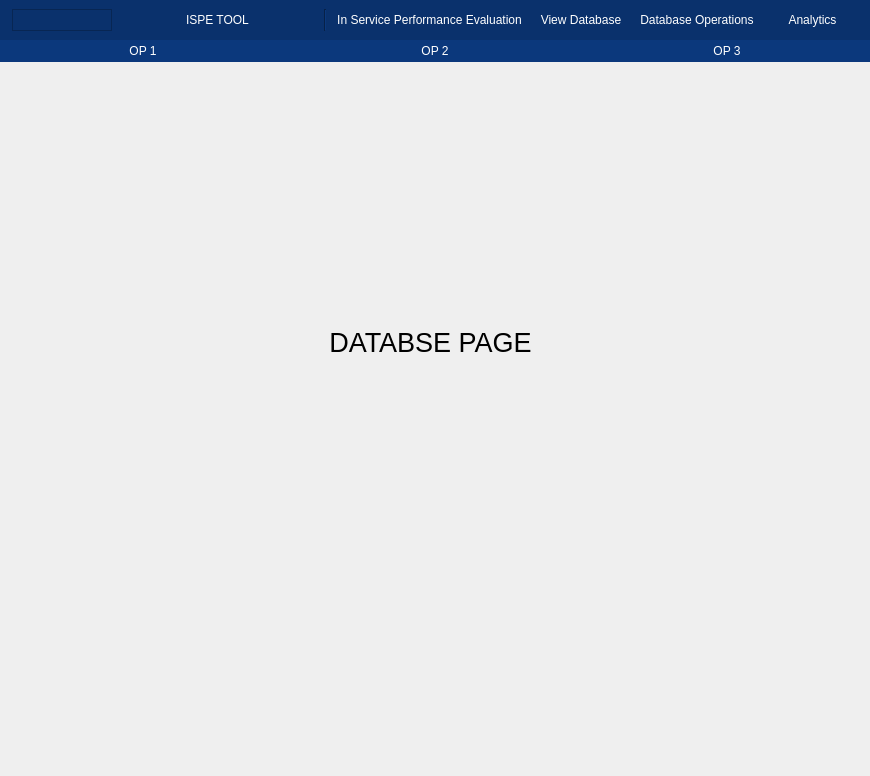
nirupam52/TxDOT-Project, file UI/designer_files/mainWindow.ui: the form before one commit.
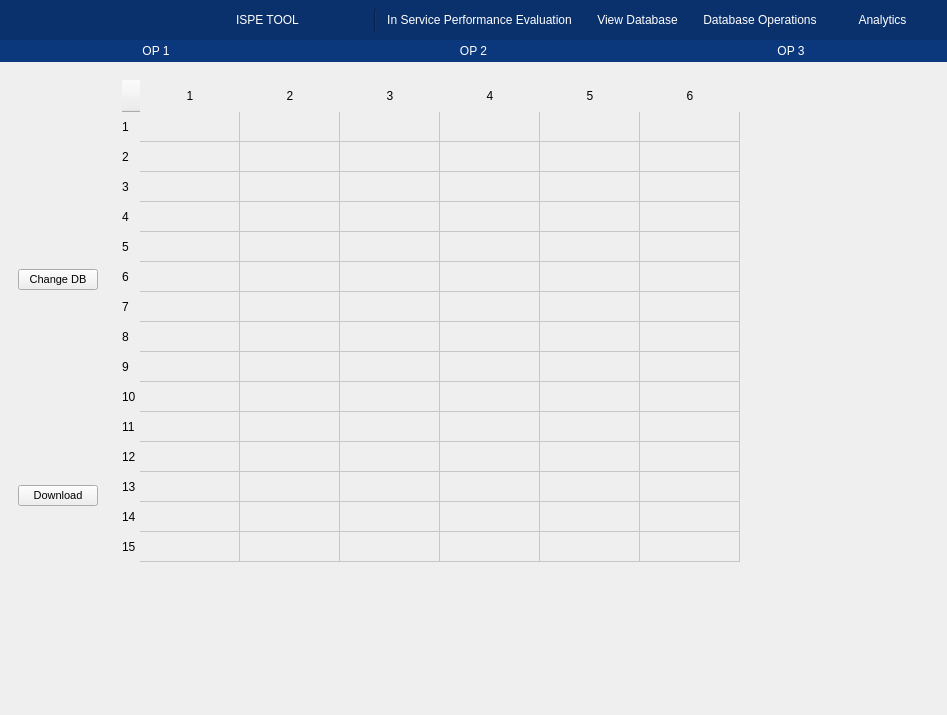
The form after the commit. The open tabs and pages were chosen to show the change. Icons and pictures are not drawn.

Commit message: added table and buttons to view db page

```diff
--- a/UI/designer_files/mainWindow.ui
+++ b/UI/designer_files/mainWindow.ui
@@ -6,8 +6,8 @@
    <rect>
     <x>0</x>
     <y>0</y>
-    <width>870</width>
-    <height>776</height>
+    <width>947</width>
+    <height>715</height>
    </rect>
   </property>
   <property name="windowTitle">
@@ -55,12 +55,12 @@
         <widget class="QFrame" name="logo_frame">
          <property name="maximumSize">
           <size>
-           <width>100</width>
+           <width>150</width>
            <height>16777215</height>
           </size>
          </property>
          <property name="frameShape">
-          <enum>QFrame::StyledPanel</enum>
+          <enum>QFrame::NoFrame</enum>
          </property>
          <property name="frameShadow">
           <enum>QFrame::Raised</enum>
@@ -290,6 +290,12 @@
         <pointsize>20</pointsize>
        </font>
       </property>
+      <property name="styleSheet">
+       <string notr="true">background-color: rgb(239, 239, 239);</string>
+      </property>
+      <property name="frameShape">
+       <enum>QFrame::NoFrame</enum>
+      </property>
       <property name="currentIndex">
        <number>3</number>
       </property>
@@ -317,27 +323,106 @@
        </widget>
       </widget>
       <widget class="QWidget" name="viewDb_page">
-       <widget class="QLabel" name="label_2">
-        <property name="geometry">
-         <rect>
-          <x>290</x>
-          <y>220</y>
-          <width>281</width>
-          <height>121</height>
-         </rect>
-        </property>
-        <property name="font">
-         <font>
-          <pointsize>20</pointsize>
-         </font>
-        </property>
-        <property name="text">
-         <string>DATABSE PAGE</string>
-        </property>
-        <property name="alignment">
-         <set>Qt::AlignCenter</set>
-        </property>
-       </widget>
+       <layout class="QHBoxLayout" name="horizontalLayout_6">
+        <item>
+         <widget class="QFrame" name="button_frame">
+          <property name="maximumSize">
+           <size>
+            <width>100</width>
+            <height>16777215</height>
+           </size>
+          </property>
+          <property name="frameShape">
+           <enum>QFrame::NoFrame</enum>
+          </property>
+          <property name="frameShadow">
+           <enum>QFrame::Raised</enum>
+          </property>
+          <layout class="QVBoxLayout" name="verticalLayout_2">
+           <item>
+            <widget class="QPushButton" name="change_db_btn">
+             <property name="font">
+              <font>
+               <pointsize>8</pointsize>
+              </font>
+             </property>
+             <property name="text">
+              <string>Change DB</string>
+             </property>
+            </widget>
+           </item>
+           <item>
+            <widget class="QPushButton" name="download_btn">
+             <property name="font">
+              <font>
+               <pointsize>8</pointsize>
+              </font>
+             </property>
+             <property name="contextMenuPolicy">
+              <enum>Qt::DefaultContextMenu</enum>
+             </property>
+             <property name="text">
+              <string>Download</string>
+             </property>
+            </widget>
+           </item>
+          </layout>
+         </widget>
+        </item>
+        <item>
+         <widget class="QFrame" name="table_frame">
+          <property name="frameShape">
+           <enum>QFrame::NoFrame</enum>
+          </property>
+          <property name="frameShadow">
+           <enum>QFrame::Raised</enum>
+          </property>
+          <layout class="QHBoxLayout" name="horizontalLayout_7">
+           <item>
+            <widget class="QTableWidget" name="tableWidget">
+             <property name="styleSheet">
+              <string notr="true">QHeaderView::section { 
+    border: none;
+    height: 32px;
+	color:
+}</string>
+             </property>
+             <property name="frameShape">
+              <enum>QFrame::NoFrame</enum>
+             </property>
+             <property name="rowCount">
+              <number>15</number>
+             </property>
+             <property name="columnCount">
+              <number>6</number>
+             </property>
+             <row/>
+             <row/>
+             <row/>
+             <row/>
+             <row/>
+             <row/>
+             <row/>
+             <row/>
+             <row/>
+             <row/>
+             <row/>
+             <row/>
+             <row/>
+             <row/>
+             <row/>
+             <column/>
+             <column/>
+             <column/>
+             <column/>
+             <column/>
+             <column/>
+            </widget>
+           </item>
+          </layout>
+         </widget>
+        </item>
+       </layout>
       </widget>
       <widget class="QWidget" name="dbOP_page">
        <widget class="QLabel" name="label_3">
```
Left out of the diff: 11 changed lines with no effect on the pictures. The commit also changes 1 other file.
